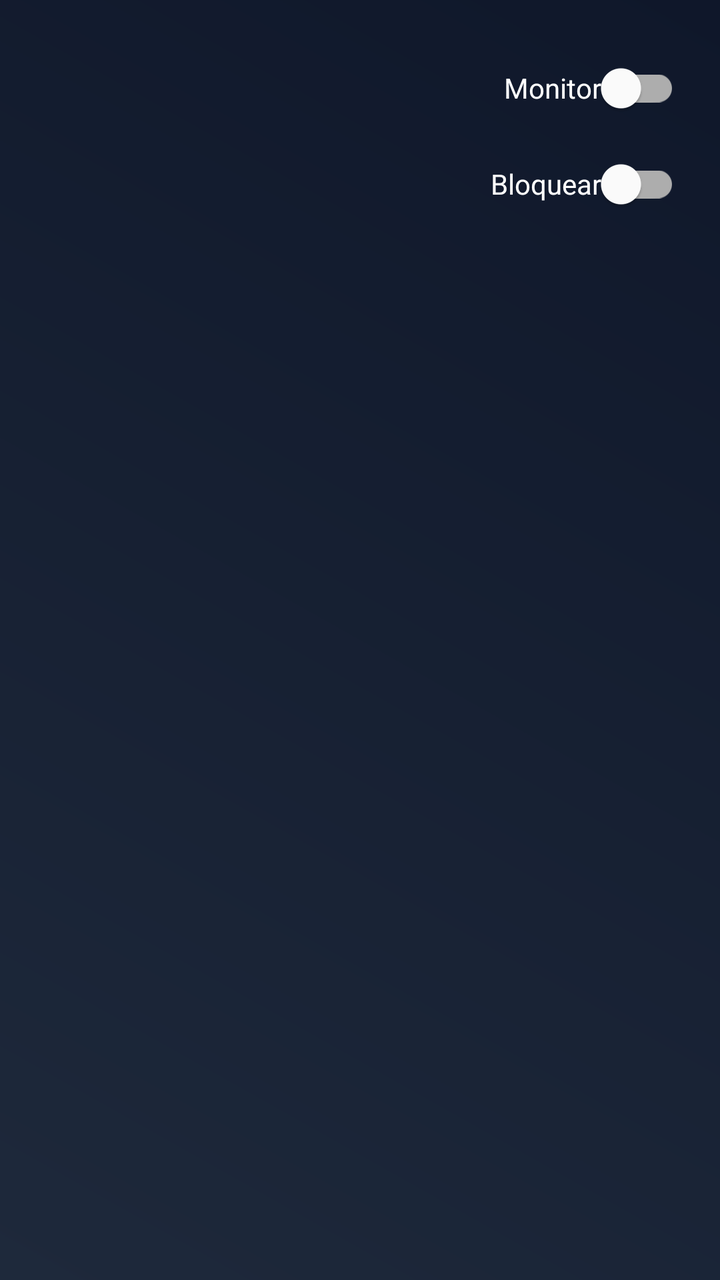
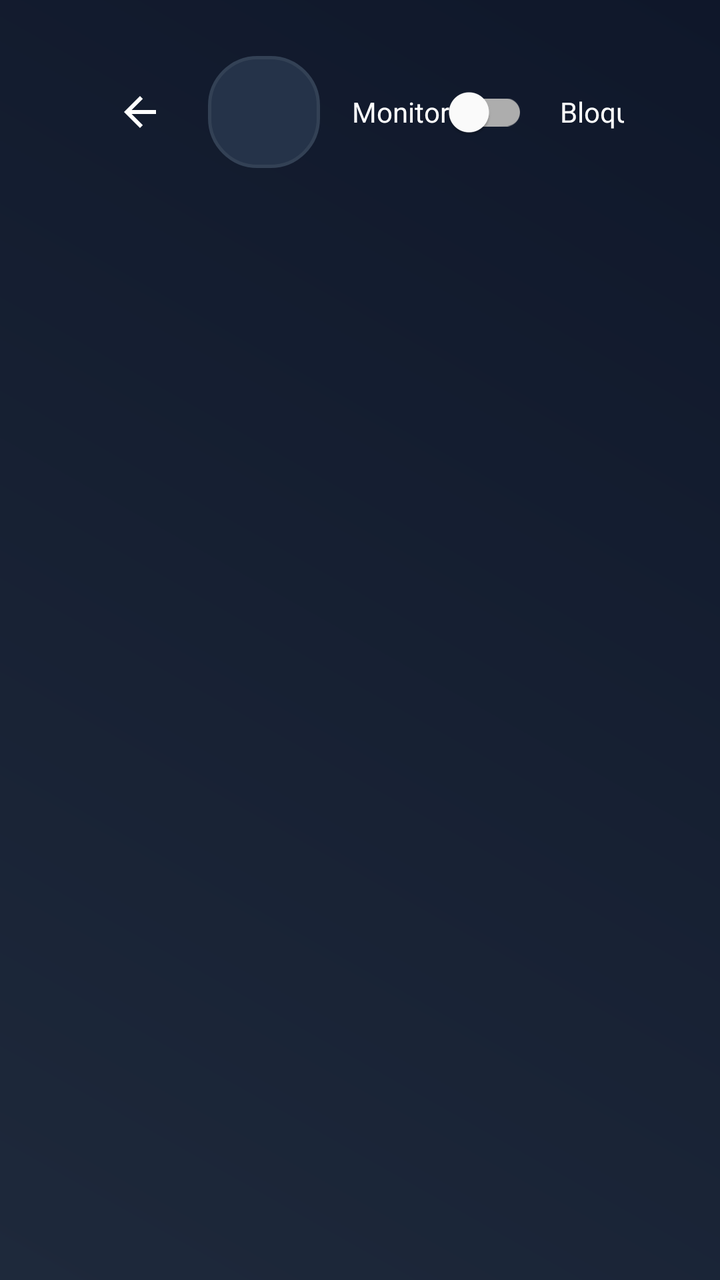

Two renders of the same Android screen: before a commit and after it. Below are the layout's source before the change and the commit's diff.
<!-- AndroidManifest.xml: activity theme Theme.VortexTV -->
<!-- res/layout/activity_firewall_app_detail.xml -->
<?xml version="1.0" encoding="utf-8"?>
<LinearLayout xmlns:android="http://schemas.android.com/apk/res/android"
    xmlns:app="http://schemas.android.com/apk/res-auto"
    xmlns:tools="http://schemas.android.com/tools"
    android:layout_width="match_parent"
    android:layout_height="match_parent"
    android:orientation="vertical"
    android:background="@drawable/bg_main"
    tools:context=".activities.FirewallAppDetailActivity">

    
    <LinearLayout
        android:id="@+id/headerLayout"
        android:layout_width="match_parent"
        android:layout_height="wrap_content"
        android:orientation="horizontal"
        android:padding="20dp"
        android:gravity="center_vertical">

        <ImageView
            android:id="@+id/ivAppIcon"
            android:layout_width="56dp"
            android:layout_height="56dp"
            android:contentDescription="@string/app_icon" />

        <LinearLayout
            android:layout_width="0dp"
            android:layout_height="wrap_content"
            android:layout_weight="1"
            android:orientation="vertical"
            android:layout_marginStart="14dp">

            <TextView
                android:id="@+id/tvAppName"
                android:layout_width="wrap_content"
                android:layout_height="wrap_content"
                android:textSize="20sp"
                android:textColor="@color/white"
                android:textStyle="bold"
                android:maxLines="1"
                android:ellipsize="end" />

            <TextView
                android:id="@+id/tvPackageName"
                android:layout_width="wrap_content"
                android:layout_height="wrap_content"
                android:textSize="12sp"
                android:textColor="#94A3B8"
                android:maxLines="1"
                android:ellipsize="end"
                android:layout_marginTop="2dp" />
        </LinearLayout>

        
        <LinearLayout
            android:layout_width="wrap_content"
            android:layout_height="wrap_content"
            android:orientation="vertical"
            android:gravity="end">

            <com.google.android.material.switchmaterial.SwitchMaterial
                android:id="@+id/switchMonitor"
                android:layout_width="wrap_content"
                android:layout_height="wrap_content"
                android:text="Monitor"
                android:textColor="@color/white"
                android:nextFocusDown="@id/switchBlockAll" />

            <com.google.android.material.switchmaterial.SwitchMaterial
                android:id="@+id/switchBlockAll"
                android:layout_width="wrap_content"
                android:layout_height="wrap_content"
                android:text="Bloquear"
                android:textColor="@color/white"
                android:nextFocusDown="@id/tabLayout"
                android:nextFocusUp="@id/switchMonitor" />
        </LinearLayout>

    </LinearLayout>

    
    <com.google.android.material.tabs.TabLayout
        android:id="@+id/tabLayout"
        android:layout_width="match_parent"
        android:layout_height="48dp"
        android:background="@android:color/transparent"
        android:nextFocusUp="@id/switchBlockAll"
        app:tabMode="scrollable"
        app:tabTextColor="#94A3B8"
        app:tabSelectedTextColor="@color/white"
        app:tabIndicatorColor="@color/accent_color"
        app:tabIndicatorHeight="3dp"
        app:tabTextAppearance="@android:style/TextAppearance.Small" />

    
    <androidx.viewpager2.widget.ViewPager2
        android:id="@+id/viewPager"
        android:layout_width="match_parent"
        android:layout_height="0dp"
        android:layout_weight="1"
        android:focusable="false"
        android:descendantFocusability="afterDescendants" />

</LinearLayout>
<!-- resources referenced by this layout -->
<resources>
  <color name="accent_color">#6366F1</color>
  <color name="white">#FFFFFFFF</color>
  <!-- drawable bg_main (drawable) -->
  <?xml version="1.0" encoding="utf-8"?>
  <shape xmlns:android="http://schemas.android.com/apk/res/android"
      android:shape="rectangle">
      <gradient
          android:angle="45"
          android:endColor="@color/primary_dark"
          android:startColor="@color/primary_light"
          android:type="linear" />
  </shape>
  <string name="app_icon">App icon</string>
  <style name="Theme.VortexTV" parent="Theme.MaterialComponents.DayNight.NoActionBar">
          
          <item name="colorPrimary">@color/accent_color</item>
          <item name="colorPrimaryVariant">@color/accent_focus</item>
          <item name="colorOnPrimary">@color/white</item>
          
          <item name="colorSecondary">@color/teal_200</item>
          <item name="colorSecondaryVariant">@color/teal_700</item>
          <item name="colorOnSecondary">@color/black</item>
          
          
          <item name="android:statusBarColor">@color/primary_dark</item>
          <item name="android:windowBackground">@drawable/bg_main</item>
      </style>
  <color name="primary_dark">#0F172A</color>
  <color name="primary_light">#1E293B</color>
  <color name="accent_focus">#818CF8</color>
  <color name="teal_200">#03DAC5</color>
  <color name="teal_700">#018786</color>
  <color name="black">#FF000000</color>
</resources>

<!-- the commit's change to res/layout/activity_firewall_app_detail.xml (unified diff, before → after) -->
@@ -6,6 +6,10 @@
     android:layout_height="match_parent"
     android:orientation="vertical"
     android:background="@drawable/bg_main"
+    android:paddingStart="48dp"
+    android:paddingEnd="48dp"
+    android:paddingTop="28dp"
+    android:paddingBottom="24dp"
     tools:context=".activities.FirewallAppDetailActivity">
 
     
@@ -14,21 +18,41 @@
         android:layout_width="match_parent"
         android:layout_height="wrap_content"
         android:orientation="horizontal"
-        android:padding="20dp"
-        android:gravity="center_vertical">
+        android:gravity="center_vertical"
+        android:paddingBottom="16dp">
 
-        <ImageView
-            android:id="@+id/ivAppIcon"
+        <ImageButton
+            android:id="@+id/btnBackDetail"
+            android:layout_width="44dp"
+            android:layout_height="44dp"
+            android:layout_marginEnd="12dp"
+            android:background="?attr/selectableItemBackgroundBorderless"
+            android:src="@drawable/ic_arrow_back"
+            app:tint="@color/white"
+            android:contentDescription="@string/action_close"
+            android:focusable="true"
+            android:nextFocusDown="@id/tabLayout" />
+
+        <FrameLayout
             android:layout_width="56dp"
             android:layout_height="56dp"
-            android:contentDescription="@string/app_icon" />
+            android:background="@drawable/bg_splash_icon_card"
+            android:padding="8dp">
+
+            <ImageView
+                android:id="@+id/ivAppIcon"
+                android:layout_width="match_parent"
+                android:layout_height="match_parent"
+                android:scaleType="fitCenter"
+                android:contentDescription="@string/app_icon" />
+        </FrameLayout>
 
         <LinearLayout
             android:layout_width="0dp"
             android:layout_height="wrap_content"
             android:layout_weight="1"
             android:orientation="vertical"
-            android:layout_marginStart="14dp">
+            android:layout_marginStart="16dp">
 
             <TextView
                 android:id="@+id/tvAppName"
@@ -37,6 +61,7 @@
                 android:textSize="20sp"
                 android:textColor="@color/white"
                 android:textStyle="bold"
+                android:fontFamily="sans-serif-medium"
                 android:maxLines="1"
                 android:ellipsize="end" />
 
@@ -55,8 +80,8 @@
         <LinearLayout
             android:layout_width="wrap_content"
             android:layout_height="wrap_content"
-            android:orientation="vertical"
-            android:gravity="end">
+            android:orientation="horizontal"
+            android:gravity="center_vertical">
 
             <com.google.android.material.switchmaterial.SwitchMaterial
                 android:id="@+id/switchMonitor"
@@ -64,7 +89,10 @@
                 android:layout_height="wrap_content"
                 android:text="Monitor"
                 android:textColor="@color/white"
-                android:nextFocusDown="@id/switchBlockAll" />
+                android:focusable="true"
+                android:layout_marginEnd="16dp"
+                android:nextFocusRight="@id/switchBlockAll"
+                android:nextFocusDown="@id/tabLayout" />
 
             <com.google.android.material.switchmaterial.SwitchMaterial
                 android:id="@+id/switchBlockAll"
@@ -72,8 +100,9 @@
                 android:layout_height="wrap_content"
                 android:text="Bloquear"
                 android:textColor="@color/white"
-                android:nextFocusDown="@id/tabLayout"
-                android:nextFocusUp="@id/switchMonitor" />
+                android:focusable="true"
+                android:nextFocusLeft="@id/switchMonitor"
+                android:nextFocusDown="@id/tabLayout" />
         </LinearLayout>
 
     </LinearLayout>
@@ -84,7 +113,7 @@
         android:layout_width="match_parent"
         android:layout_height="48dp"
         android:background="@android:color/transparent"
-        android:nextFocusUp="@id/switchBlockAll"
+        android:nextFocusUp="@id/switchMonitor"
         app:tabMode="scrollable"
         app:tabTextColor="#94A3B8"
         app:tabSelectedTextColor="@color/white"
@@ -98,6 +127,7 @@
         android:layout_width="match_parent"
         android:layout_height="0dp"
         android:layout_weight="1"
+        android:layout_marginTop="8dp"
         android:focusable="false"
         android:descendantFocusability="afterDescendants" />
 
<!-- resource entries referenced after the edit -->
@@ -12,6 +12,27 @@
           android:startColor="@color/primary_light"
           android:type="linear" />
   </shape>
+  <!-- drawable bg_splash_icon_card (drawable) -->
+  <?xml version="1.0" encoding="utf-8"?>
+  <shape xmlns:android="http://schemas.android.com/apk/res/android"
+      android:shape="rectangle">
+      <corners android:radius="24dp" />
+      <solid android:color="@color/splash_card_bg" />
+      <stroke
+          android:width="1.5dp"
+          android:color="@color/splash_card_border" />
+  </shape>
+  <!-- drawable ic_arrow_back (drawable) -->
+  <vector xmlns:android="http://schemas.android.com/apk/res/android"
+      android:width="24dp"
+      android:height="24dp"
+      android:viewportWidth="24.0"
+      android:viewportHeight="24.0">
+      <path
+          android:fillColor="#FFFFFFFF"
+          android:pathData="M20,11H7.83l5.59,-5.59L12,4l-8,8 8,8 1.41,-1.41L7.83,13H20v-2z"/>
+  </vector>
+  <string name="action_close">Close</string>
   <string name="app_icon">App icon</string>
   <style name="Theme.VortexTV" parent="Theme.MaterialComponents.DayNight.NoActionBar">
           
@@ -29,6 +50,8 @@
       </style>
   <color name="primary_dark">#0F172A</color>
   <color name="primary_light">#1E293B</color>
+  <color name="splash_card_bg">#253349</color>
+  <color name="splash_card_border">#334155</color>
   <color name="accent_focus">#818CF8</color>
   <color name="teal_200">#03DAC5</color>
   <color name="teal_700">#018786</color>
